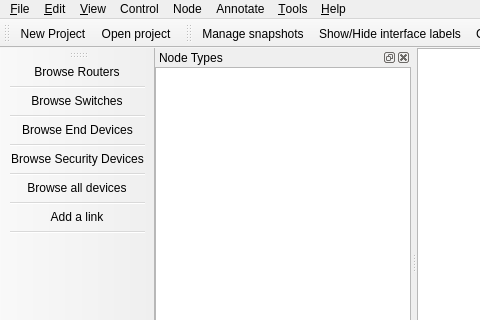
GNS3/gns3-gui, file gns3/ui/main_window.ui: the form before one commit; both pictures show x 0 to 480 and y 0 to 320 of the 984 by 715 pixel window.
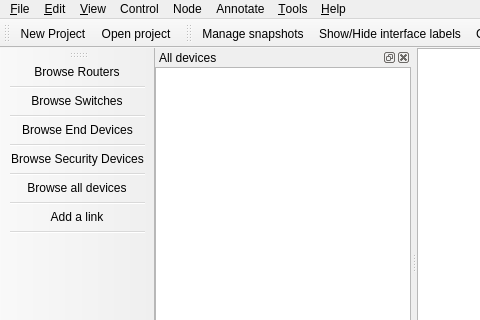
The form after the commit. Icons and pictures are not drawn. Custom widgets are drawn as their Qt base class.

Commit message:
Fix missing menu text at application startup
Fix #1990

```diff
--- a/gns3/ui/main_window.ui
+++ b/gns3/ui/main_window.ui
@@ -224,7 +224,7 @@
     <set>Qt::LeftDockWidgetArea|Qt::RightDockWidgetArea</set>
    </property>
    <property name="windowTitle">
-    <string>Node Types</string>
+    <string>All devices</string>
    </property>
    <attribute name="dockWidgetArea">
     <number>1</number>
```
The commit also changes 2 other files.
